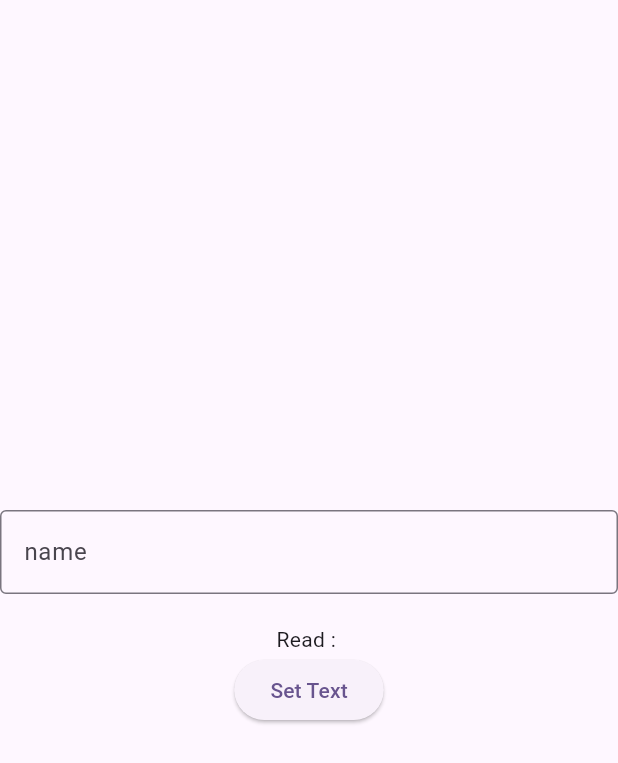
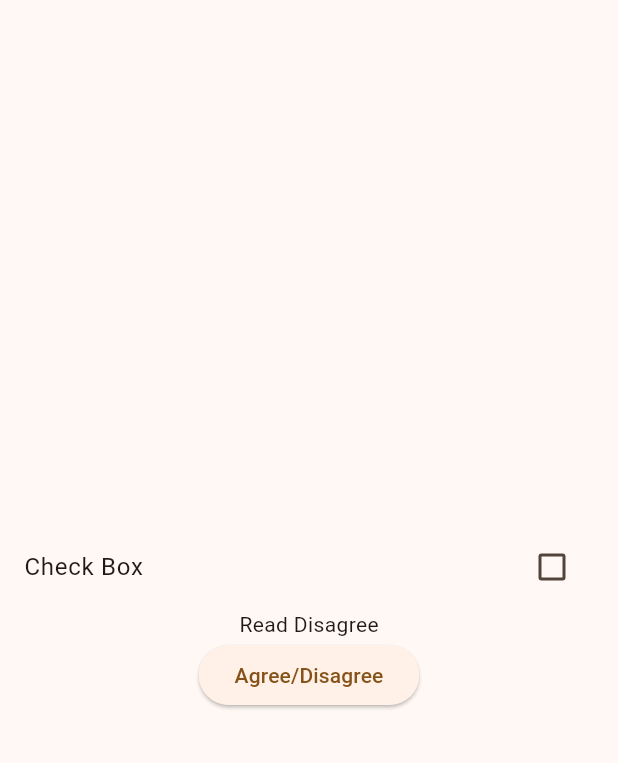
Before and after one commit to virajvaja25/flutter_practicals, a Flutter app: the screen it shows after launch, on a phone screen of 412 x 824 dp. Shown: the top 763 px of the screen. Run offline on Flutter 3.47's test engine with Material 3 defaults, Android fonts, the phone set to English and light mode, and no system bars.

Commit message:
new program

```diff
--- /dev/null
+++ b/lib/controls/chkbox.dart
@@ -0,0 +1,41 @@
+import 'package:flutter/material.dart';
+class ChkBoxExam extends StatefulWidget {
+  const ChkBoxExam({super.key});
+
+  @override
+  State<ChkBoxExam> createState() => _ChkBoxExamState();
+}
+
+class _ChkBoxExamState extends State<ChkBoxExam> {
+  bool ischecked = false;
+
+  void updateChkBox(){
+    setState(() {
+      ischecked = !ischecked;
+    });
+  }
+
+  @override
+  Widget build(BuildContext context) {
+    return Scaffold(
+      body: Center(
+        child: Column(
+          mainAxisAlignment: MainAxisAlignment.center,
+          crossAxisAlignment: CrossAxisAlignment.center,
+          children: [
+            CheckboxListTile(
+              title: const Text("Check Box"),
+              value: ischecked,
+              onChanged: (v) => setState(() {
+                ischecked = v!;
+              }),
+            ),
+            Text('Read ${ischecked ? 'Agree':'Disagree'}'),
+            ElevatedButton(onPressed: updateChkBox, child: const Text('Agree/Disagree')
+            ),
+          ],
+        ),
+      ),
+    );
+  }
+}
--- a/lib/main.dart
+++ b/lib/main.dart
@@ -1,7 +1,10 @@
 import 'package:flutter/material.dart';
+import 'package:flutter_practicals/controls/chkbox.dart';
 import 'package:flutter_practicals/login.dart';
 import 'package:flutter_practicals/stopwatch/stopwatch.dart';
 import 'package:flutter_practicals/inputcontroller/inputexcontroller.dart';
+import 'package:flutter_practicals/inputcontroller/radiobutton.dart';
+
 
 void main() {
   runApp(const StopWatchRun());
@@ -15,8 +18,8 @@ class StopWatchRun extends StatelessWidget {
     return MaterialApp(
       title: 'Flutter Demo',
       debugShowCheckedModeBanner: false,
-      theme: ThemeData(colorScheme: .fromSeed(seedColor: Colors.deepPurple)),
-      home: ControlInput(),
+      theme: ThemeData(colorScheme: .fromSeed(seedColor: Colors.orange)),
+      home: ChkBoxExam(),
     );
   }
 
```
Also changed, not shown: lib/inputcontroller/radiobutton.dart (added, +53 -0 lines).
